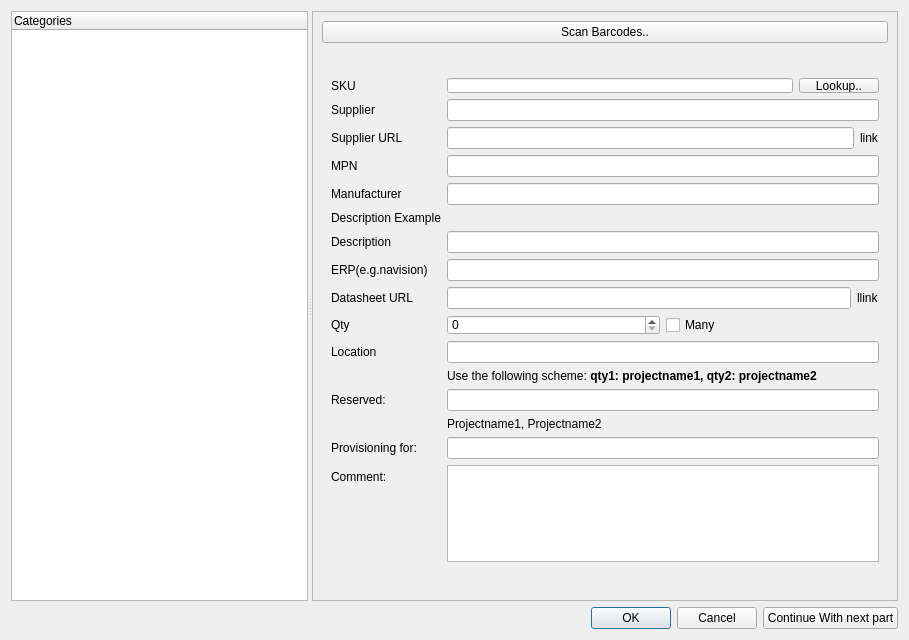
ArnePhotonics/EpartStocker, file partcreationwindow.ui: the form before one commit.
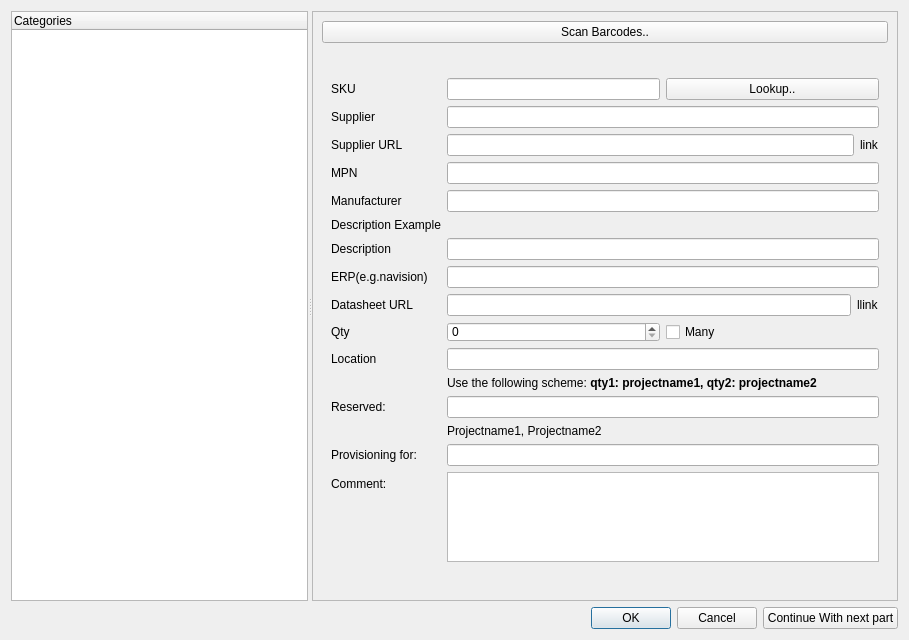
The form after the commit.

```diff
--- a/partcreationwindow.ui
+++ b/partcreationwindow.ui
@@ -41,8 +41,8 @@
         <rect>
          <x>0</x>
          <y>0</y>
-         <width>571</width>
-         <height>310</height>
+         <width>608</width>
+         <height>382</height>
         </rect>
        </property>
        <layout class="QGridLayout" name="gridLayout_2">
@@ -75,10 +75,16 @@
               <layout class="QHBoxLayout" name="horizontalLayout_3">
                <item>
                 <widget class="QLineEdit" name="sKULineEdit">
+                 <property name="sizePolicy">
+                  <sizepolicy hsizetype="Preferred" vsizetype="Preferred">
+                   <horstretch>0</horstretch>
+                   <verstretch>0</verstretch>
+                  </sizepolicy>
+                 </property>
                  <property name="minimumSize">
                   <size>
                    <width>0</width>
-                   <height>15</height>
+                   <height>0</height>
                   </size>
                  </property>
                 </widget>
```
